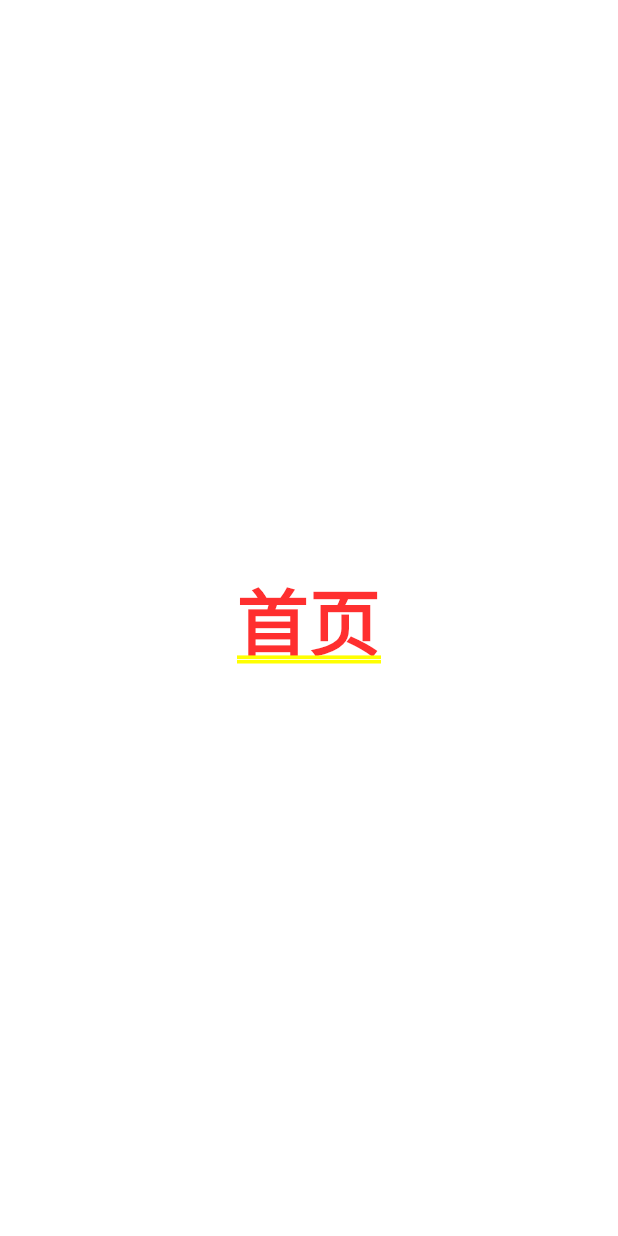
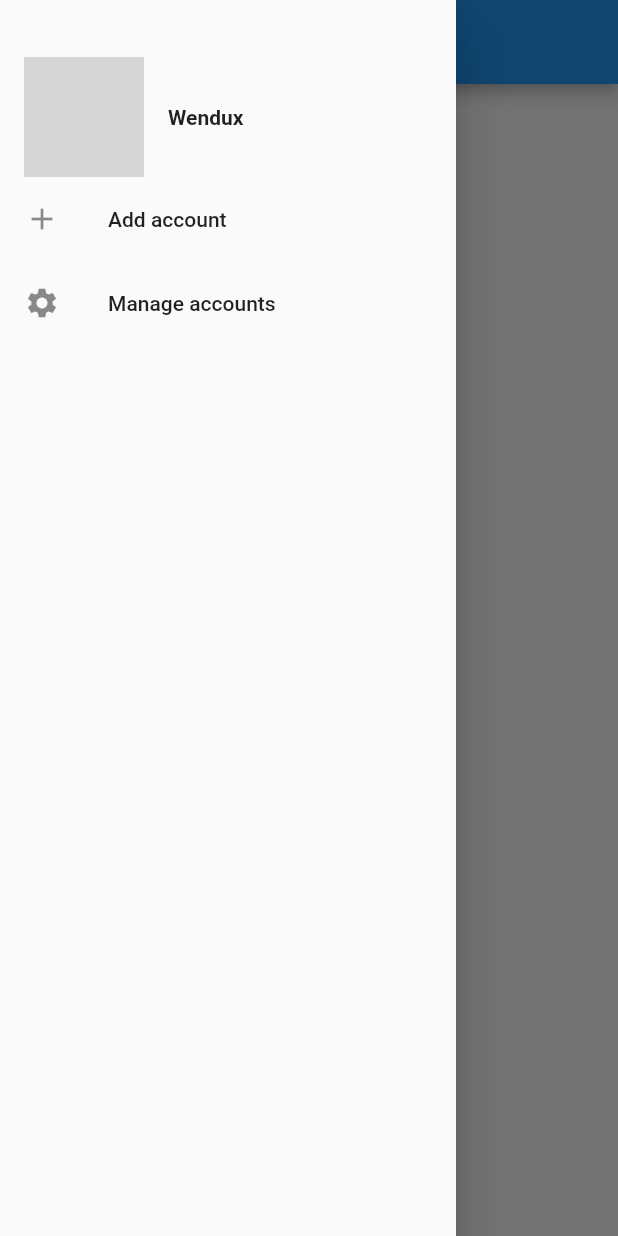
Before and after one commit to c344081/flutter_demo, a Flutter app: the screen it shows after launch, with the side drawer open (before the commit the screen has no drawer), on a phone screen of 412 x 824 dp. Run offline on Flutter 3.47's test engine with Material 2 defaults, Android fonts, the phone set to English and light mode, and no system bars; our stand-ins replace cached_network_image, dio, shared_preferences; missing offline and left inert: flukit; generated files the repository leaves out were written again; grey boxes are pictures that could not be loaded.

Commit message:
首页布局与数据加载

```diff
--- a/lib/i10n/_localization.dart
+++ b/lib/i10n/_localization.dart
@@ -22,6 +22,18 @@ class GmLocalizations {
   String get title {
     return isZh ? "Github应用" : "Github Demo";
   }
+
+  String get home {
+    return isZh ? "首页" : "Home";
+  }
+
+  String get login {
+    return isZh ? "登录" : "Login";
+  }
+
+  String get noDescription {
+    return isZh ? "暂无描述" : "NO Description";
+  }
 }
 
 //Locale代理类
--- a/lib/routes/HomeRoute.dart
+++ b/lib/routes/HomeRoute.dart
@@ -7,12 +7,58 @@
 //
 
 import 'package:flutter/material.dart';
+import '../i10n/_localization.dart';
+import '../common/profileChangeNotifier.dart';
+import 'package:provider/provider.dart';
+import '../widgets/MyDrawer.dart';
+import '../models/index.dart';
+import '../common/git.dart';
+import 'package:flukit/flukit.dart';
+import '../models/repoItem.dart';
 
 class HomeRoute extends StatelessWidget {
   @override
   Widget build(BuildContext context) {
-    return Center(
-      child: Text("首页"),
+    return Scaffold(
+      appBar: AppBar(
+        title: Text(GmLocalizations.of(context).home),
+      ),
+      body: _buildBody(context), // 构建主页面
+      drawer: MyDrawer(), //抽屉菜单
     );
   }
+
+  Widget _buildBody(BuildContext context) {
+    UserModel userModel = Provider.of<UserModel>(context);
+    if (!userModel.isLogin) {
+      //用户未登录，显示登录按钮
+      return Center(
+        child: RaisedButton(
+          child: Text(GmLocalizations.of(context).login),
+          onPressed: () => Navigator.of(context).pushNamed("login"),
+        ),
+      );
+    } else {
+      //已登录，则展示项目列表
+      return InfiniteListView<Repo>(
+        onRetrieveData: (int page, List<Repo> items, bool refresh) async {
+          var data = await Git(context).getRepos(
+            refresh: refresh,
+            queryParameters: {
+              'page': page,
+              'page_size': 20,
+            },
+          );
+          //把请求到的新数据添加到items中
+          items.addAll(data);
+          // 如果接口返回的数量等于'page_size'，则认为还有数据，反之则认为最后一页
+          return data.length==20;
+        },
+        itemBuilder: (List list, int index, BuildContext ctx) {
+          // 项目信息列表项
+          return RepoItem(list[index]);
+        },
+      );
+    }
+  }
 }
--- /dev/null
+++ b/lib/widgets/MyDrawer.dart
@@ -0,0 +1,65 @@
+//
+// MyDrawer.dart
+// flutter_demo
+//
+// Created by c344081 on 2019/8/24.
+// Copyright © 2019 c344081. All rights reserved.
+//
+
+import 'package:flutter/material.dart';
+
+class MyDrawer extends StatelessWidget {
+  const MyDrawer({
+    Key key,
+  }) : super(key: key);
+
+  @override
+  Widget build(BuildContext context) {
+    return Drawer(
+      child: MediaQuery.removePadding(
+        context: context,
+        // DrawerHeader consumes top MediaQuery padding.
+        removeTop: true,
+        child: Column(
+          crossAxisAlignment: CrossAxisAlignment.start,
+          children: <Widget>[
+            Padding(
+              padding: const EdgeInsets.only(top: 38.0),
+              child: Row(
+                children: <Widget>[
+                  Padding(
+                    padding: const EdgeInsets.symmetric(horizontal: 16.0),
+                    child: ClipOval(
+                      child: Image.asset(
+                        "imgs/avatar.png",
+                        width: 80,
+                      ),
+                    ),
+                  ),
+                  Text(
+                    "Wendux",
+                    style: TextStyle(fontWeight: FontWeight.bold),
+                  )
+                ],
+              ),
+            ),
+            Expanded(
+              child: ListView(
+                children: <Widget>[
+                  ListTile(
+                    leading: const Icon(Icons.add),
+                    title: const Text('Add account'),
+                  ),
+                  ListTile(
+                    leading: const Icon(Icons.settings),
+                    title: const Text('Manage accounts'),
+                  ),
+                ],
+              ),
+            ),
+          ],
+        ),
+      ),
+    );
+  }
+}
--- a/pubspec.yaml
+++ b/pubspec.yaml
@@ -25,6 +25,9 @@ dependencies:
   shared_preferences:
   dio:
   provider:
+  english_words:
+  flukit:
+  cached_network_image:
 
   # The following adds the Cupertino Icons font to your application.
   # Use with the CupertinoIcons class for iOS style icons.
```
Also changed, not shown: lib/common/gmAvatar.dart (added, +34 -0 lines), lib/models/repoItem.dart (added, +152 -0 lines), pubspec.lock, 1 other file.
